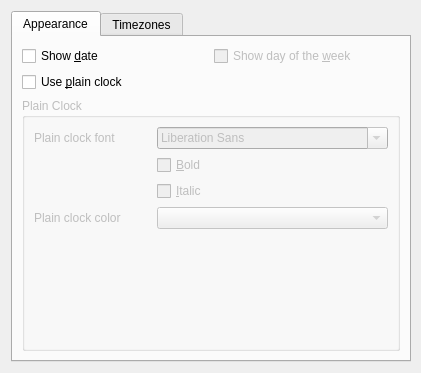
Above: plasma/applets/digital-clock/clockConfig.ui from mgottschlag/kwin-tiling before the change. Below: the same form after it.
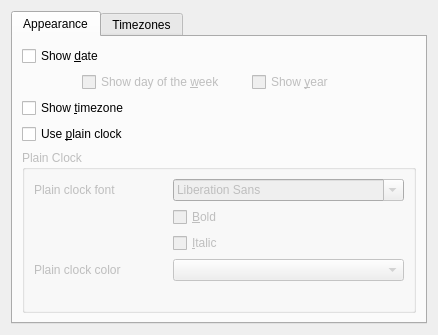
That is the form after the change. Custom widgets are drawn as their Qt base class.

Commit message:
* Make showing timezone and year configurable * Be a bit smarter in layouting the date, timezone   and time on the clock. It should behave nicely   now when being resized 'from the outside'.
Default is plain clock, no additional information.

```diff
--- a/plasma/applets/digital-clock/clockConfig.ui
+++ b/plasma/applets/digital-clock/clockConfig.ui
@@ -5,18 +5,18 @@
    <rect>
     <x>0</x>
     <y>0</y>
-    <width>421</width>
-    <height>373</height>
+    <width>438</width>
+    <height>335</height>
    </rect>
   </property>
   <property name="minimumSize" >
    <size>
-    <width>350</width>
+    <width>400</width>
     <height>200</height>
    </size>
   </property>
-  <layout class="QGridLayout" >
-   <item row="0" column="0" >
+  <layout class="QHBoxLayout" >
+   <item>
     <widget class="QTabWidget" name="ClockTab" >
      <property name="sizePolicy" >
       <sizepolicy vsizetype="MinimumExpanding" hsizetype="MinimumExpanding" >
@@ -37,32 +37,69 @@
       <attribute name="title" >
        <string>Appearance</string>
       </attribute>
-      <layout class="QGridLayout" >
-       <item row="0" column="0" >
+      <layout class="QVBoxLayout" >
+       <item>
         <widget class="QCheckBox" name="showDate" >
          <property name="text" >
           <string>Show &amp;date</string>
          </property>
         </widget>
        </item>
-       <item row="0" column="1" >
-        <widget class="QCheckBox" name="showDay" >
-         <property name="enabled" >
-          <bool>false</bool>
-         </property>
+       <item>
+        <layout class="QHBoxLayout" >
+         <item>
+          <spacer>
+           <property name="orientation" >
+            <enum>Qt::Horizontal</enum>
+           </property>
+           <property name="sizeType" >
+            <enum>QSizePolicy::Fixed</enum>
+           </property>
+           <property name="sizeHint" >
+            <size>
+             <width>60</width>
+             <height>16</height>
+            </size>
+           </property>
+          </spacer>
+         </item>
+         <item>
+          <widget class="QCheckBox" name="showDay" >
+           <property name="enabled" >
+            <bool>false</bool>
+           </property>
+           <property name="text" >
+            <string>Show day of the &amp;week</string>
+           </property>
+          </widget>
+         </item>
+         <item>
+          <widget class="QCheckBox" name="showYear" >
+           <property name="enabled" >
+            <bool>false</bool>
+           </property>
+           <property name="text" >
+            <string>Show &amp;year</string>
+           </property>
+          </widget>
+         </item>
+        </layout>
+       </item>
+       <item>
+        <widget class="QCheckBox" name="showTimezone" >
          <property name="text" >
-          <string>Show day of the &amp;week</string>
+          <string>Show &amp;timezone</string>
          </property>
         </widget>
        </item>
-       <item row="1" column="0" colspan="2" >
+       <item>
         <widget class="QCheckBox" name="plainClockCheck" >
          <property name="text" >
           <string>Use &amp;plain clock</string>
          </property>
         </widget>
        </item>
-       <item row="2" column="0" colspan="2" >
+       <item>
         <widget class="QGroupBox" name="plainClockGroup" >
          <property name="enabled" >
           <bool>false</bool>
```
Left out of the diff: 16 changed lines with no effect on the pictures. The commit also changes 2 other files.
